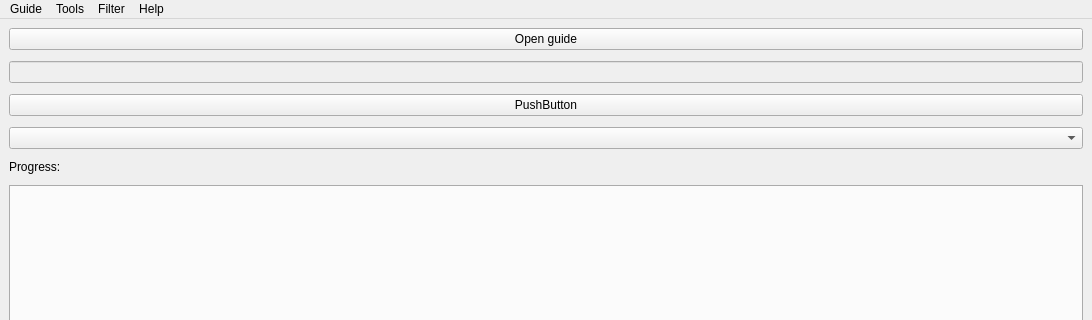
The window that generated/form_main.ui (Doberm4n/POEStashJsonViewer) describes before a commit, drawn with Qt 5; both pictures show x 0 to 1092 and y 0 to 320 of the 1092 by 825 pixel window.
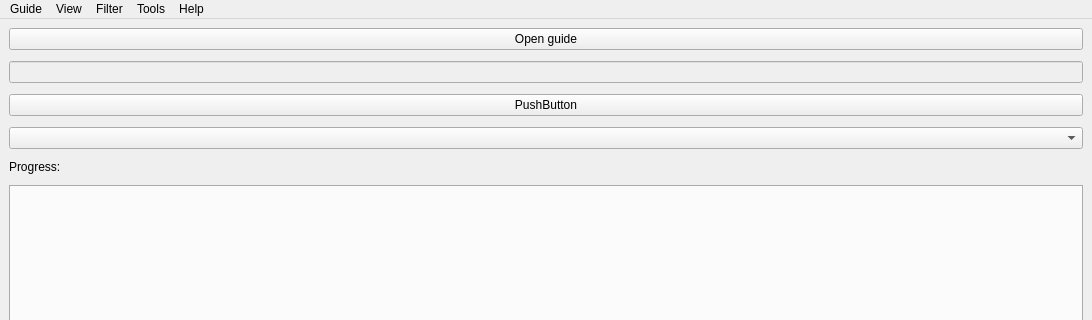
The same window after the commit.

Patch:
```diff
--- a/generated/form_main.ui
+++ b/generated/form_main.ui
@@ -111,9 +111,16 @@
     </property>
     <addaction name="actionEdit_filter"/>
    </widget>
+   <widget class="QMenu" name="menuView">
+    <property name="title">
+     <string>View</string>
+    </property>
+    <addaction name="actionSelect_columns"/>
+   </widget>
    <addaction name="menuGuide"/>
-   <addaction name="menuTools"/>
+   <addaction name="menuView"/>
    <addaction name="menuFilter"/>
+   <addaction name="menuTools"/>
    <addaction name="menuHelp"/>
   </widget>
   <widget class="QStatusBar" name="statusbar"/>
```
Left out of the diff: 5 changed lines with no effect on the pictures.
